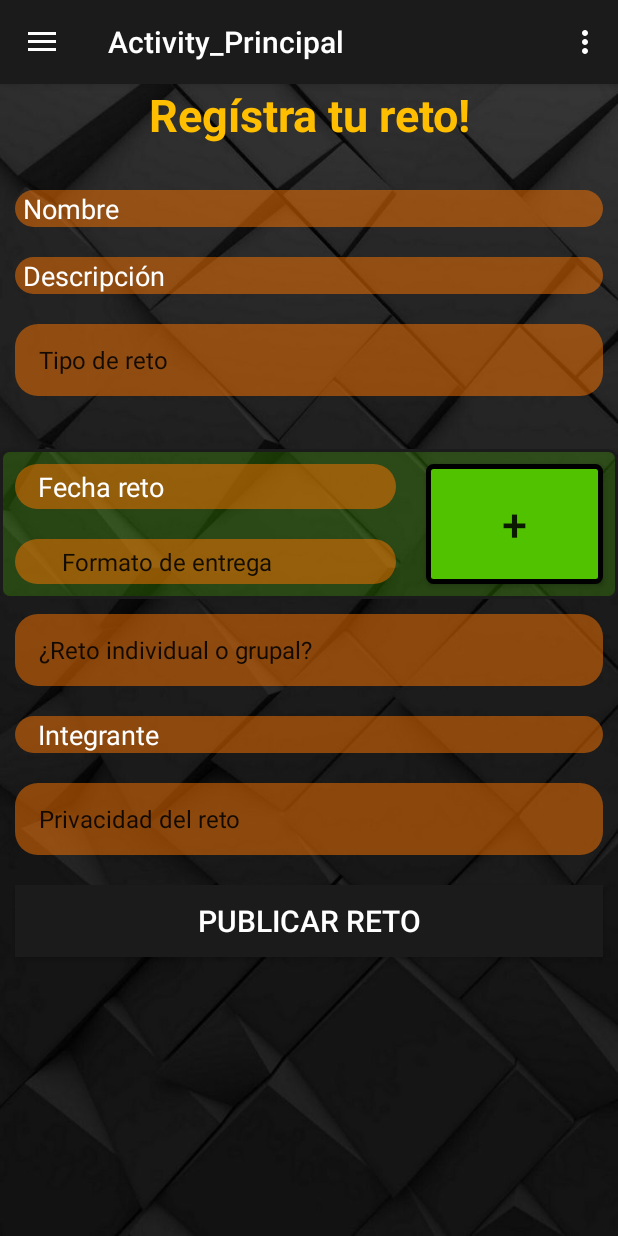
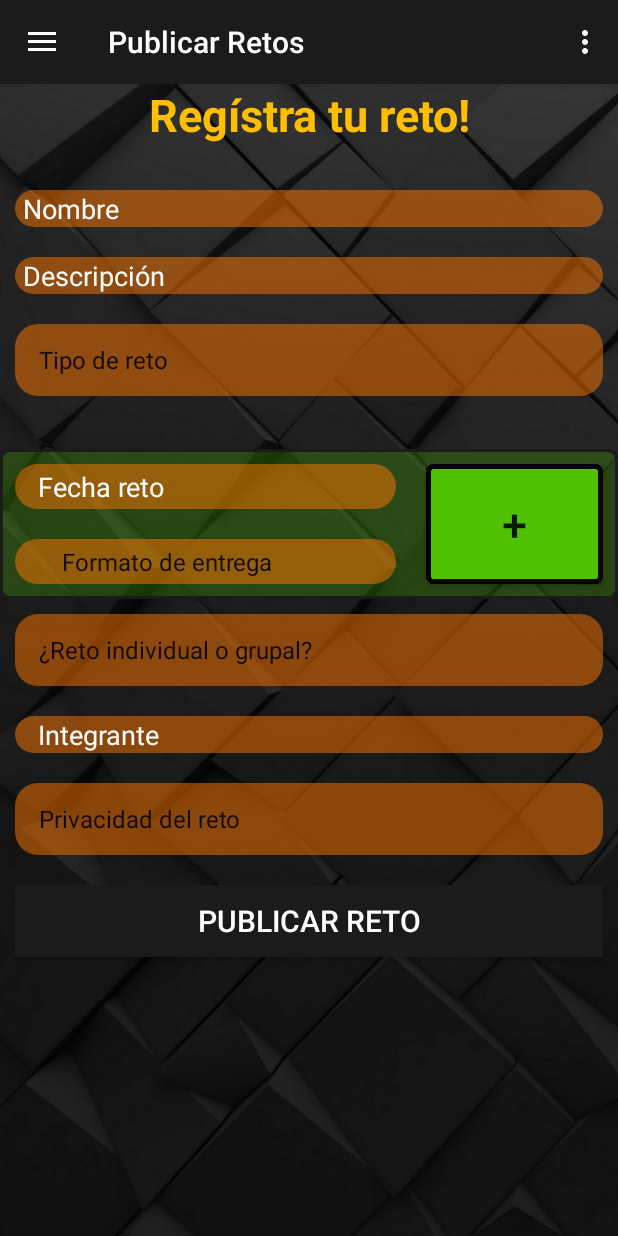
Before and after one commit to andresarangopro/appCompact, an Android app: the screen it shows after launch once a user with an empty profile is signed in (Activity_Principal), in the side drawer, after a tap on "Publicar retos", on a phone screen of 412 x 824 dp. Run offline under Robolectric (Android 15) with nearby library versions, the phone set to English and light mode, and no system bars; our stand-ins replace Firebase (no records; nobody signed in at launch, a user with empty details on screens opened directly); 1 statement that could not run was skipped.

Commit message:
Cambio títulos Toolbar, Los comentarios se cargan de manera descendente respecto al tiempo de publicación

```diff
--- a/app/src/main/java/com/example/felipearango/appcompact/Fragments/FragmentChat.java
+++ b/app/src/main/java/com/example/felipearango/appcompact/Fragments/FragmentChat.java
@@ -17,6 +17,7 @@ import android.widget.TextView;
 
 import com.bumptech.glide.Glide;
 import com.example.felipearango.appcompact.R;
+import com.example.felipearango.appcompact.activitys.Activity_Principal;
 import com.example.felipearango.appcompact.clases.AdapterMensajes;
 import com.example.felipearango.appcompact.clases.MensajeEnviar;
 import com.example.felipearango.appcompact.clases.MensajeRecibir;
@@ -64,7 +65,7 @@ public class FragmentChat extends Fragment implements View.OnClickListener {
     public View onCreateView(LayoutInflater inflater, ViewGroup container, Bundle savedInstanceState) {
         // Inflate the layout for this fragment
         view = inflater.inflate(R.layout.fragment_fragment_chat, container, false);
-
+        Activity_Principal.toolbar.setTitle("Chat");
         initComponents(view);
         adapter = new AdapterMensajes(view.getContext(), listMn);
         LinearLayoutManager l = new LinearLayoutManager(view.getContext());
--- a/app/src/main/java/com/example/felipearango/appcompact/Fragments/FragmentChooseChallenge.java
+++ b/app/src/main/java/com/example/felipearango/appcompact/Fragments/FragmentChooseChallenge.java
@@ -38,9 +38,9 @@ public class FragmentChooseChallenge extends Fragment {
     @Override
     public View onCreateView(LayoutInflater inflater, ViewGroup container,  Bundle savedInstanceState) {
         view = inflater.inflate(R.layout.fragment_choose_challenge, container, false);
+        Activity_Principal.toolbar.setTitle("Mis Retos");
         mn.inicializatedFireBase();
         transaction = getFragmentManager().beginTransaction();
-
         if(getArguments() != null){
             tChallenge = getArguments().getInt(Activity_Principal.TYPE_CHALLENGE);
         }
@@ -74,7 +74,7 @@ public class FragmentChooseChallenge extends Fragment {
                     for (DataSnapshot retos : dataSnapshot.getChildren()) {
                         Reto reto = retos.getValue(Reto.class);
                         Log.e("reto", reto.toString());
-                        if(existInAula(reto.getLstIntegrantes())) mData.add(reto);
+                        //m if(existInAula(reto.getLstIntegrantes())) mData.add(reto);
 
                     }
                 }
--- a/app/src/main/java/com/example/felipearango/appcompact/Fragments/FragmentCreateClassroom.java
+++ b/app/src/main/java/com/example/felipearango/appcompact/Fragments/FragmentCreateClassroom.java
@@ -28,6 +28,7 @@ public class FragmentCreateClassroom extends Fragment implements View.OnClickLis
     public View onCreateView(LayoutInflater inflater, ViewGroup container, Bundle savedInstanceState) {
         // Inflate the layout for this fragment
         view = inflater.inflate(R.layout.fragment_create_classroom, container, false);
+        Activity_Principal.toolbar.setTitle("Crea Tú Aula");
         initComponents();
         mn.inicializatedFireBase();
         btnPublicarAula.setOnClickListener(this);
--- a/app/src/main/java/com/example/felipearango/appcompact/Fragments/FragmentMyClassroom.java
+++ b/app/src/main/java/com/example/felipearango/appcompact/Fragments/FragmentMyClassroom.java
@@ -13,6 +13,7 @@ import android.widget.EditText;
 import android.widget.Toast;
 
 import com.example.felipearango.appcompact.R;
+import com.example.felipearango.appcompact.activitys.Activity_Principal;
 import com.example.felipearango.appcompact.clases.Aula;
 import com.example.felipearango.appcompact.models.RecyclerAdapterClassroom;
 import com.example.felipearango.appcompact.util.ManejoUser;
@@ -43,6 +44,7 @@ public class FragmentMyClassroom extends Fragment implements View.OnClickListene
     public View onCreateView(LayoutInflater inflater, ViewGroup container,Bundle savedInstanceState) {
         // Inflate the layout for this fragment
         view = inflater.inflate(R.layout.fragment_fragment_my_classroom, container, false);
+        Activity_Principal.toolbar.setTitle("Aulas");
         mn.inicializatedFireBase();
         initListAulas();
         initComponents();
--- a/app/src/main/java/com/example/felipearango/appcompact/Fragments/FragmentPerfil.java
+++ b/app/src/main/java/com/example/felipearango/appcompact/Fragments/FragmentPerfil.java
@@ -7,6 +7,7 @@ import android.view.View;
 import android.view.ViewGroup;
 
 import com.example.felipearango.appcompact.R;
+import com.example.felipearango.appcompact.activitys.Activity_Principal;
 
 
 public class FragmentPerfil extends Fragment {
@@ -16,6 +17,7 @@ public class FragmentPerfil extends Fragment {
     @Override
     public View onCreateView(LayoutInflater inflater, ViewGroup container,  Bundle savedInstanceState) {
         view = inflater.inflate(R.layout.fragment_perfil, container, false);
+        Activity_Principal.toolbar.setTitle("Perfil");
         return view;
     }
 
--- a/app/src/main/java/com/example/felipearango/appcompact/Fragments/FragmentRetos.java
+++ b/app/src/main/java/com/example/felipearango/appcompact/Fragments/FragmentRetos.java
@@ -18,6 +18,7 @@ import android.widget.Spinner;
 import android.widget.Toast;
 
 import com.example.felipearango.appcompact.R;
+import com.example.felipearango.appcompact.activitys.Activity_Principal;
 import com.example.felipearango.appcompact.clases.Entregable;
 import com.example.felipearango.appcompact.clases.Reto;
 import com.example.felipearango.appcompact.util.ManejoUser;
@@ -62,6 +63,7 @@ public class FragmentRetos extends Fragment implements View.OnClickListener {
     @Override
     public View onCreateView(LayoutInflater inflater, ViewGroup container, Bundle savedInstanceState) {
         view = inflater.inflate(R.layout.fragment_retos, container, false);
+        Activity_Principal.toolbar.setTitle("Publicar Retos");
         initXml();
         mu.inicializatedFireBase();
         return view;
--- a/app/src/main/java/com/example/felipearango/appcompact/activitys/Activity_Principal.java
+++ b/app/src/main/java/com/example/felipearango/appcompact/activitys/Activity_Principal.java
@@ -28,18 +28,19 @@ public class Activity_Principal extends AppCompatActivity   implements  Navigati
 
     ManejoUser mn = new ManejoUser();
     public static final String TYPE_CHALLENGE = "TCHALLENGE";
-
+    public static Toolbar toolbar;
     @Override
     protected void onCreate(Bundle savedInstanceState) {
         super.onCreate(savedInstanceState);
         setContentView(R.layout.activity__principal);
-        Toolbar toolbar = findViewById(R.id.toolbar);
+       toolbar = findViewById(R.id.toolbar);
         setSupportActionBar(toolbar);
         DrawerLayout drawer = findViewById(R.id.drawer_layout);
         ActionBarDrawerToggle toggle = new ActionBarDrawerToggle(
                 this, drawer, toolbar, R.string.navigation_drawer_open, R.string.navigation_drawer_close);
         drawer.addDrawerListener(toggle);
         toggle.syncState();
+        getSupportActionBar().setTitle("APP RESOLVER");
         NavigationView navigationView = findViewById(R.id.nav_view);
         navigationView.setNavigationItemSelectedListener(this);
         mn.inicializatedFireBase();
--- a/app/src/main/java/com/example/felipearango/appcompact/activitys/Activity_Register.java
+++ b/app/src/main/java/com/example/felipearango/appcompact/activitys/Activity_Register.java
@@ -79,7 +79,7 @@ public class Activity_Register extends AppCompatActivity implements View.OnClick
                     if(validarPass()){
                         mn.registrarUser(Util.geteTxt(txtEmail),Util.geteTxt(txtPass), Activity_Register.this, tipoUser);
                     }else{
-                        txtConfirPass.setText("Las contraseñas no coinciden");
+                        txtConfirPass.setError("Las contraseñas no coinciden");
                     }
                 }
                 break;
```
Also changed, not shown: app/src/main/java/com/example/felipearango/appcompact/Fragments/FragmentClassroomCode.java (+3 -4 lines), app/src/main/java/com/example/felipearango/appcompact/Fragments/FragmentVisualizarRetos.java (+9 -5 lines), app/src/main/java/com/example/felipearango/appcompact/activitys/NavigationActivity.java (+6 -1 lines), app/src/main/java/com/example/felipearango/appcompact/clases/Comentario.java (+11 -2 lines).
